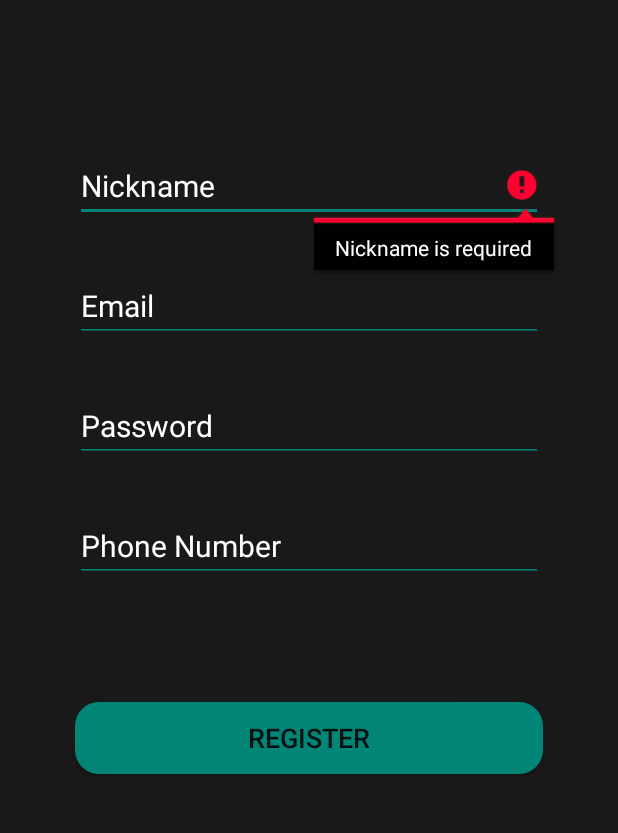
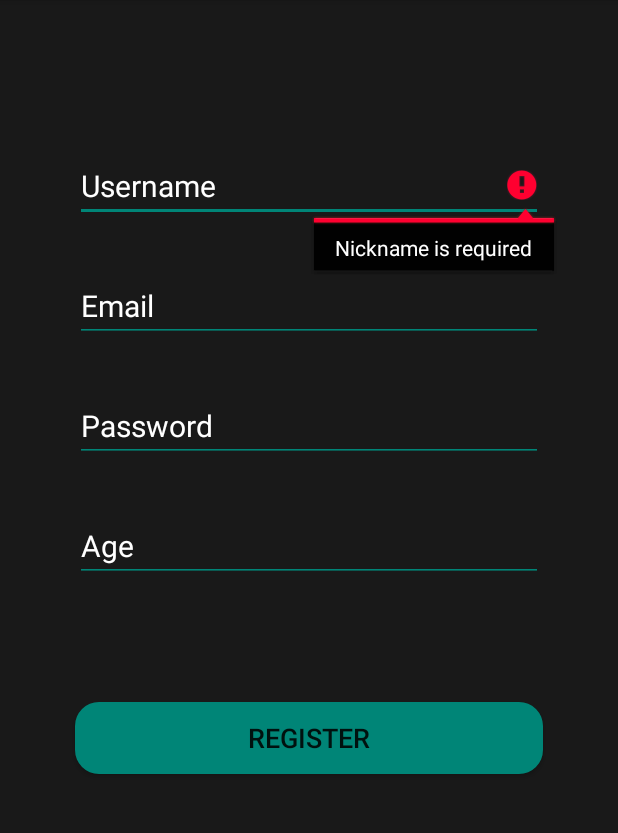
Before and after one commit to felipeSaCa/App, an Android app: the Register screen opened directly, with no data from a screen before it, after a tap on "REGISTER", on a phone screen of 412 x 824 dp, the part 84-917 px from its top. Run offline under Robolectric (Android 15) with nearby library versions, the phone set to English and light mode, and no system bars.

Commit message:
Varias cosas

```diff
--- a/app/src/main/AndroidManifest.xml
+++ b/app/src/main/AndroidManifest.xml
@@ -17,8 +17,10 @@
         android:label="@string/app_name"
         android:roundIcon="@mipmap/ic_launcher_round"
         android:supportsRtl="true"
-        android:theme="@style/AppTheme">
+        android:theme="@style/AppTheme"
+        android:usesCleartextTraffic="true">
         <activity android:name=".Register" android:parentActivityName=".MainActivity" />
+        <activity android:name=".ChatView" android:parentActivityName=".MainActivity" />
         <activity android:name=".MainActivity">
             <intent-filter>
                 <action android:name="android.intent.action.MAIN" />
--- a/app/src/main/java/com/comov/myapplication/APITools/APIService.java
+++ b/app/src/main/java/com/comov/myapplication/APITools/APIService.java
@@ -1,9 +1,12 @@
 package com.comov.myapplication.APITools;
 
+import com.comov.myapplication.datamodel.Login;
 import com.comov.myapplication.datamodel.Post;
+import com.comov.myapplication.datamodel.Users;
 
 import java.util.List;
 
+import okhttp3.ResponseBody;
 import retrofit2.Call;
 import retrofit2.http.Body;
 import retrofit2.http.GET;
@@ -27,13 +30,12 @@ public interface APIService {
     @POST("/posts")
     Call<Post> newPost(@Body Post myPost);
 
-    // @FormUrlEncoded
-    // @Headers("Content-Type: application/json")
-    // @POST("createUser")
-    // Call<Post> createUser(
-    // @Field("nickname") String nickname,
-    // @Field("password") String password,
-    // @Field("email") String email,
-    // @Field("phone") String phone
-    // );
+    @Headers("Content-Type: application/json")
+    @POST("/user")
+    Call<Post> postRegister (@Body Users myPost);
+
+    @Headers("Content-Type: application/json")
+    @POST("/login")
+    Call<ResponseBody> postLogin (@Body Login data);
+
 }
--- a/app/src/main/java/com/comov/myapplication/APITools/APIUtils.java
+++ b/app/src/main/java/com/comov/myapplication/APITools/APIUtils.java
@@ -1,7 +1,7 @@
 package com.comov.myapplication.APITools;
 
 public class APIUtils {
-    public static final String BASE_URL = "https://jsonplaceholder.typicode.com/";
+    public static final String BASE_URL = "http://172.22.74.232:3800";
 
     public static APIService getAPIService() {
         return RetrofitClient.getClient(BASE_URL).create(APIService.class);
--- a/app/src/main/java/com/comov/myapplication/Register.java
+++ b/app/src/main/java/com/comov/myapplication/Register.java
@@ -1,7 +1,6 @@
 package com.comov.myapplication;
 
 import android.os.Bundle;
-import android.text.TextUtils;
 import android.util.Patterns;
 import android.view.View;
 import android.widget.Button;
@@ -13,6 +12,7 @@ import androidx.appcompat.app.AppCompatActivity;
 import com.comov.myapplication.APITools.APIService;
 import com.comov.myapplication.APITools.APIUtils;
 import com.comov.myapplication.datamodel.Post;
+import com.comov.myapplication.datamodel.Users;
 
 import retrofit2.Call;
 import retrofit2.Callback;
@@ -25,10 +25,10 @@ public class Register extends AppCompatActivity {
     protected void onCreate(Bundle savedInstanceState) {
         super.onCreate(savedInstanceState);
         setContentView(R.layout.activity_register);
-        final EditText nickname = (EditText)findViewById(R.id.editNickmaneRegister);
+        final EditText username = (EditText)findViewById(R.id.editNickmaneRegister);
         final EditText password = (EditText)findViewById(R.id.editPasswordRegister);
         final EditText email = (EditText)findViewById(R.id.editEmailRegister);
-        final EditText phone = (EditText)findViewById(R.id.editPhoneRegister);
+        final EditText age = (EditText)findViewById(R.id.editAgeRegister);
 
         Button btnRegisterRegister = (Button) findViewById(R.id.btnRegisterRegister);
         APIService = APIUtils.getAPIService();
@@ -37,9 +37,9 @@ public class Register extends AppCompatActivity {
             @Override
             public void onClick(View view) {
                 //Comprobar campos
-                if(nickname.getText().toString().matches("")) {
-                    nickname.setError("Nickname is required");
-                    nickname.requestFocus();
+                if(username.getText().toString().matches("")) {
+                    username.setError("Nickname is required");
+                    username.requestFocus();
                     return;
                 }
                 if(email.getText().toString().matches("")) {
@@ -63,21 +63,14 @@ public class Register extends AppCompatActivity {
                     return;
                 }
 
-
-                String title = "POST";
-                String body = nickname.getText().toString().trim() + " ";
-                body += password.getText().toString().trim() + " ";
-                body += email.getText().toString().trim() + " ";
-                body += phone.getText().toString().trim() + " ";
-                if(!TextUtils.isEmpty(title) && !TextUtils.isEmpty(body)) {
-                    sendPost(title, body);
-                }
+                // Hacer comprobación de si ha metido edad o no para usar un constructor u otro TODO
+                Users user = new Users(username.getText().toString(), password.getText().toString(), email.getText().toString(), age.getText().toString());
+                sendRegister(user);
             }
         });
     }
-    public void sendPost(String title, String body) {
-        Post post = new Post(title, body, 1);
-        APIService.newPost(post).enqueue(new Callback<Post>() {
+    public void sendRegister(Users user) {
+        APIService.postRegister(user).enqueue(new Callback<Post>() {
             @Override
             public void onResponse(Call<Post> call, Response<Post> response) {
                 Toast.makeText(getApplicationContext(), "Register OK", Toast.LENGTH_LONG).show();
@@ -87,8 +80,8 @@ public class Register extends AppCompatActivity {
 
             @Override
             public void onFailure(Call<Post> call, Throwable t) {
-                Toast.makeText(getApplicationContext(), "Register NOT OK", Toast.LENGTH_LONG).show();
-                //Manejar error TODO
+                Toast.makeText(getApplicationContext(), "Register NOT OK "+t, Toast.LENGTH_LONG).show();
+                //Manejar error TODO if (response.code() == ??? )
             }
         });
     }
--- a/app/src/main/res/layout/activity_register.xml
+++ b/app/src/main/res/layout/activity_register.xml
@@ -16,7 +16,7 @@
         android:layout_marginEnd="50dp"
         android:backgroundTint="@color/colorPrimary"
         android:ems="10"
-        android:hint="@string/editNickname"
+        android:hint="@string/editUsername"
         android:inputType="textPersonName"
         android:textColorHint="@color/white"
         android:textSize="20sp"
@@ -24,7 +24,7 @@
         app:layout_constraintEnd_toEndOf="parent"
         app:layout_constraintStart_toStartOf="parent"
         app:layout_constraintTop_toTopOf="parent"
-        tools:text="@string/editNickname" />
+        tools:text="@string/editUsername" />
 
     <EditText
         android:id="@+id/editEmailRegister"
@@ -63,7 +63,7 @@
         app:layout_constraintTop_toBottomOf="@+id/editEmailRegister" />
 
     <EditText
-        android:id="@+id/editPhoneRegister"
+        android:id="@+id/editAgeRegister"
         android:layout_width="0dp"
         android:layout_height="wrap_content"
         android:layout_marginStart="50dp"
@@ -71,7 +71,7 @@
         android:layout_marginEnd="50dp"
         android:backgroundTint="@color/colorPrimary"
         android:ems="10"
-        android:hint="@string/editPhoneRegister"
+        android:hint="@string/editAgeRegister"
         android:inputType="phone"
         android:textColorHint="@color/white"
         android:textSize="20sp"
@@ -92,7 +92,7 @@
         android:textSize="18sp"
         app:layout_constraintEnd_toEndOf="parent"
         app:layout_constraintStart_toStartOf="parent"
-        app:layout_constraintTop_toBottomOf="@+id/editPhoneRegister"
+        app:layout_constraintTop_toBottomOf="@+id/editAgeRegister"
         tools:text="@string/btnRegister" />
 
 </androidx.constraintlayout.widget.ConstraintLayout>
--- a/app/src/main/res/values/strings.xml
+++ b/app/src/main/res/values/strings.xml
@@ -4,9 +4,9 @@
     <string name="btnLogin">Login</string>
     <string name="btnSend">Send</string>
     <string name="editPassword">Password</string>
-    <string name="editNickname">Nickname</string>
+    <string name="editUsername">Username</string>
     <string name="editEmailRegister">Email</string>
-    <string name="editPhoneRegister">Phone Number</string>
+    <string name="editAgeRegister">Age</string>
     <string name="editTextOptional">Optional</string>
-    <string name="editEscribeUnMensaje">Write a message</string>
+    <string name="editWriteAMessage">Write a message</string>
 </resources>
```
Also changed, not shown: app/build.gradle (+9 -3 lines), app/src/main/java/com/comov/myapplication/ChatView.java (+14 -0 lines), app/src/main/java/com/comov/myapplication/MainActivity.java (+54 -0 lines), app/src/main/java/com/comov/myapplication/datamodel/Login.java (added, +25 -0 lines), app/src/main/java/com/comov/myapplication/datamodel/Users.java (added, +62 -0 lines), app/src/main/res/layout/activity_chat.xml (+34 -5 lines), app/src/main/res/layout/activity_main.xml (+6 -4 lines), 1 other file.
